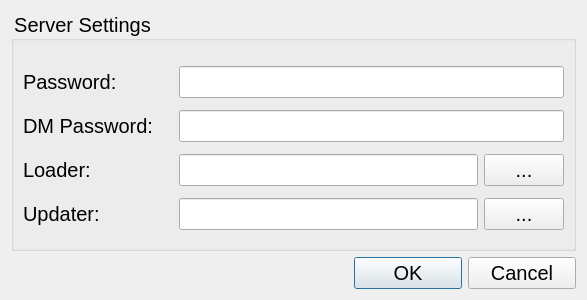
Qt form app/widgets/serversettings.ui (jd28/neverrun) before a commit.
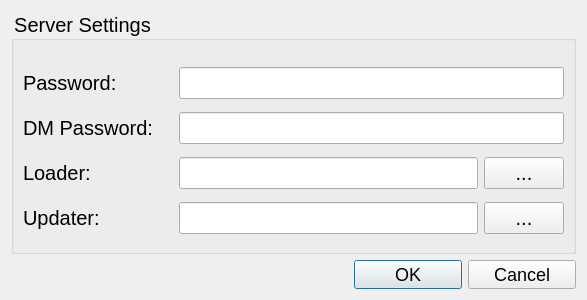
The same form after that commit.

Commit message: Reduce QPushButton font size by a couple pixels.

```diff
--- a/app/widgets/serversettings.ui
+++ b/app/widgets/serversettings.ui
@@ -142,7 +142,7 @@
     <widget class="QDialogButtonBox" name="buttonBox">
      <property name="styleSheet">
       <string notr="true">min-width: 100px;
-font-size: 20px;</string>
+font-size: 18px;</string>
      </property>
      <property name="orientation">
       <enum>Qt::Horizontal</enum>
```
The commit also changes 4 other files.
